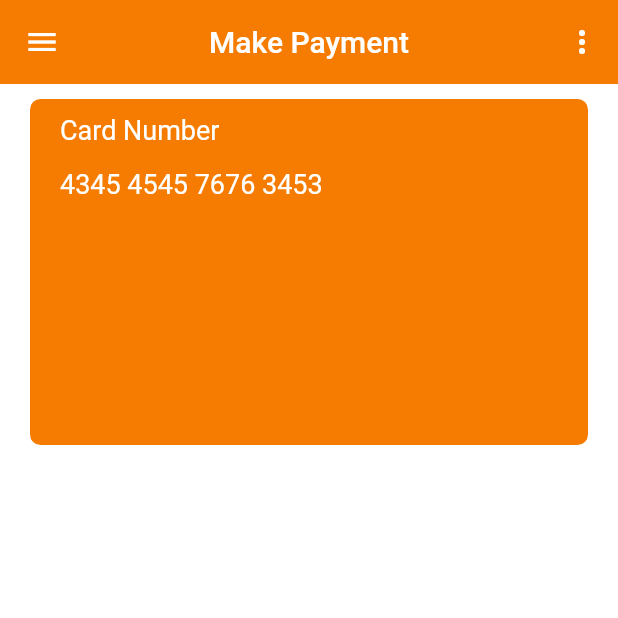
After one commit to Mo0Khaled/Book-my-trip-flutter, a Flutter app: the MakePaymentScreen screen opened by its route, on a phone screen of 412 x 824 dp, the top half of it. The commit adds this screen. Run offline on Flutter 3.47's test engine with Material 2 defaults, Android fonts, the light colour scheme and no system bars; network calls fail.

```diff
--- a/lib/main.dart
+++ b/lib/main.dart
@@ -1,6 +1,8 @@
 import 'package:bookmytrip/provider/hotel_provider.dart';
 import 'package:bookmytrip/screens/home_page.dart';
 import 'package:bookmytrip/screens/hotel_details_screen.dart';
+import 'package:bookmytrip/screens/hotel_directions_screen.dart';
+import 'package:bookmytrip/screens/make_payment_screen.dart';
 import 'package:bookmytrip/screens/sign_in_screen.dart';
 import 'package:bookmytrip/screens/sign_up_screen.dart';
 import 'package:bookmytrip/screens/welcome_screen.dart';
@@ -49,6 +51,8 @@ class MyApp extends StatelessWidget {
           SignInScreen.routeId: (context) => SignInScreen(),
           SignUpScreen.routeId: (context) => SignUpScreen(),
           HotelDetailsScreen.roueId:(context)=> HotelDetailsScreen(),
+          HotelDirectionsScreen.routeId:(context)=> HotelDirectionsScreen(),
+          MakePaymentScreen.routeId:(context)=> MakePaymentScreen(),
         },
       ),
     );
--- a/lib/screens/hotel_details_screen.dart
+++ b/lib/screens/hotel_details_screen.dart
@@ -1,4 +1,5 @@
 import 'package:bookmytrip/provider/hotel_provider.dart';
+import 'package:bookmytrip/screens/hotel_directions_screen.dart';
 import 'package:bookmytrip/widgets/drawer_app.dart';
 import 'package:flutter/cupertino.dart';
 import 'package:flutter/material.dart';
@@ -149,7 +150,9 @@ class HotelDetailsScreen extends StatelessWidget {
               ),
               SizedBox(height: 35,),
               GestureDetector(
-                onTap: () {},
+                onTap: () {
+                  Navigator.of(context).pushNamed(HotelDirectionsScreen.routeId,arguments: hotelProvider.id);
+                },
                 child: Container(
                   alignment: Alignment.center,
                   width: MediaQuery.of(context).size.width* 1 - 20,
--- /dev/null
+++ b/lib/screens/make_payment_screen.dart
@@ -0,0 +1,54 @@
+import 'package:bookmytrip/widgets/drawer_app.dart';
+import 'package:flutter/material.dart';
+
+class MakePaymentScreen extends StatelessWidget {
+  static const routeId = '/make-payment';
+ final TextStyle _textStyle = TextStyle(
+    color: Colors.white,
+    fontSize: 18,
+  );
+  @override
+  Widget build(BuildContext context) {
+    return Scaffold(
+      backgroundColor: Colors.white,
+      drawer: DrawerApp(),
+      appBar: AppBar(
+        title: Text(
+          "Make Payment",
+          style: TextStyle(color: Colors.white),
+        ),
+        actions: [
+          IconButton(icon: Icon(Icons.more_vert), onPressed: () {}),
+        ],
+      ),
+      body: SingleChildScrollView(
+        child: Padding(
+          padding: EdgeInsets.symmetric(horizontal: 20,vertical: 10),
+          child: Column(
+            children: [
+              Container(
+                width: double.infinity,
+                height: MediaQuery.of(context).size.height * 0.28,
+                decoration: BoxDecoration(
+                  color: Color(0xFFF57C00),
+                  borderRadius: BorderRadius.circular(7),
+                ),
+                child: Padding(
+                  padding: const EdgeInsets.symmetric(horizontal: 20,vertical: 10),
+                  child: Column(
+                    crossAxisAlignment: CrossAxisAlignment.start,
+                    children: [
+                      Text("Card Number",style: _textStyle,),
+                      SizedBox(height: 15,),
+                      Text("4345 4545 7676 3453",style: _textStyle,),
+                    ],
+                  ),
+                ),
+              ),
+            ],
+          ),
+        ),
+      ),
+    );
+  }
+}
```
Also changed, not shown: lib/screens/hotel_directions_screen.dart (added, +119 -0 lines), assets/images/Map.png (added).
